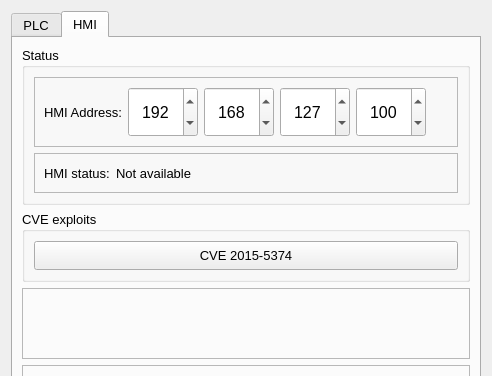
This is lib/interface.ui in UltimosHomo/attack_tool as Qt 5 draws it before an edit; both pictures show x 0 to 492 and y 0 to 376 of the 492 by 770 pixel window. The edited form follows.
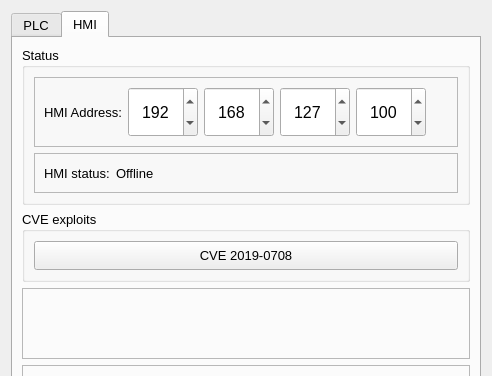
This is the edited form. The open tabs and pages were chosen to show the change.

Commit message: Reorder PLC CVE buttons Change CVE number for HMI

The edit to the form file:
```diff
--- a/lib/interface.ui
+++ b/lib/interface.ui
@@ -646,7 +646,7 @@
               <item>
                <widget class="QLabel" name="label_statusvalue_2">
                 <property name="text">
-                 <string>Not available</string>
+                 <string>Offline</string>
                 </property>
                </widget>
               </item>
@@ -684,7 +684,7 @@
               </sizepolicy>
              </property>
              <property name="text">
-              <string>CVE 2015-5374</string>
+              <string>CVE 2019-0708</string>
              </property>
             </widget>
            </item>
```
Left out of the diff: 26 changed lines with no effect on the pictures.
